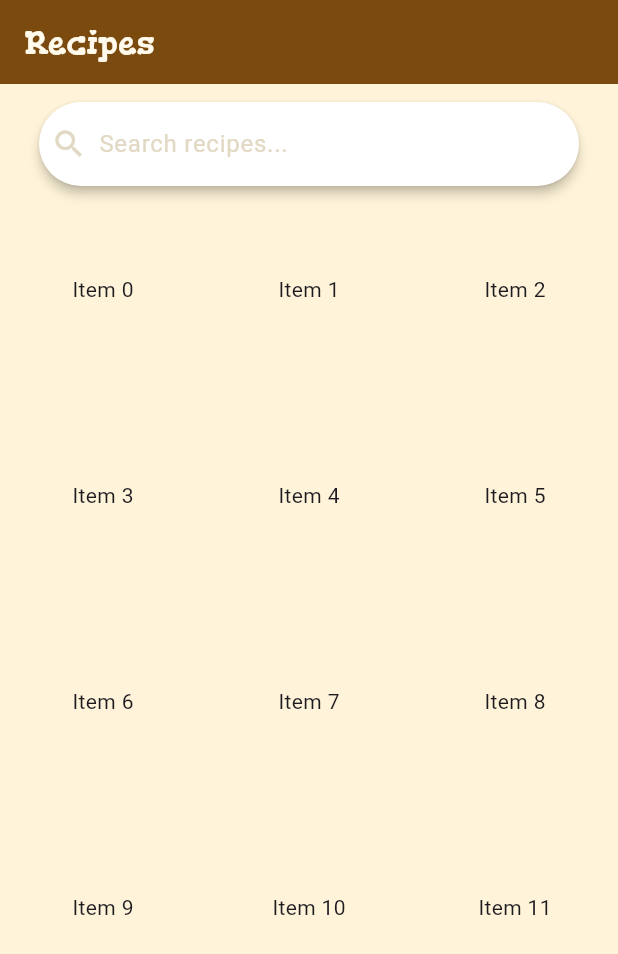
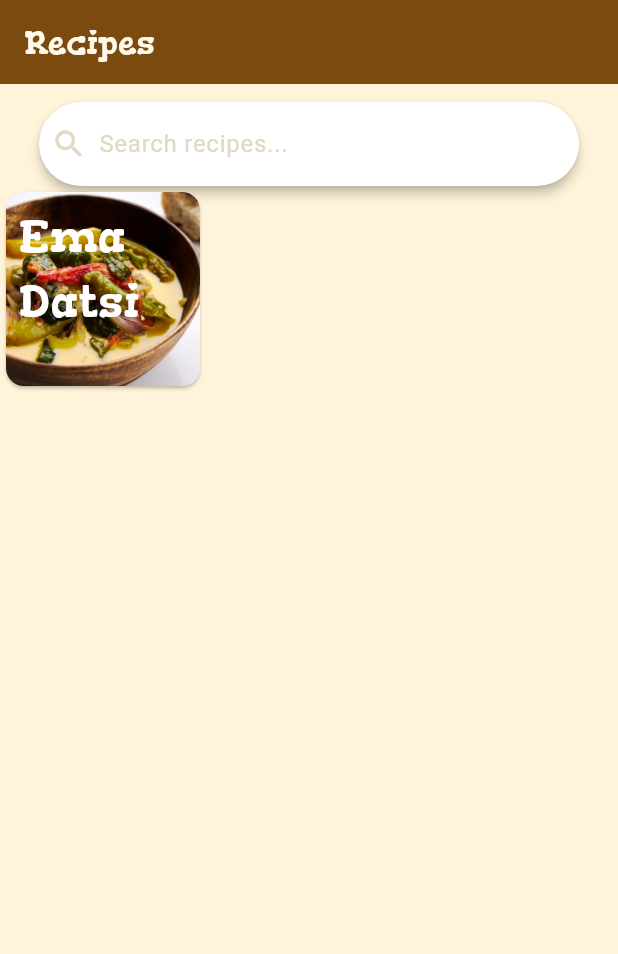
Before and after one commit to zvdv/App-Design-Workshop, a Flutter app: the screen it shows after launch, on a phone screen of 412 x 824 dp. Shown: the top 954 px of the screen. Run offline on Flutter 3.47's test engine with Material 3 defaults, Android fonts, the phone set to English and light mode, and no system bars.

Commit message:
Refactor: home page and recipe card

```diff
--- a/collector/lib/main.dart
+++ b/collector/lib/main.dart
@@ -1,3 +1,4 @@
+import 'package:collector/pages/home.dart';
 import 'package:flutter/material.dart';
 
 void main() {
@@ -10,59 +11,7 @@ class MainApp extends StatelessWidget {
   @override
   Widget build(BuildContext context) {
     return MaterialApp(
-      home: Scaffold(
-        appBar: AppBar(
-          title: Text(
-            "Recipes",
-            style: TextStyle(
-              fontFamily: 'Gorditas',
-            ),
-          ),
-          backgroundColor: Color(0xFF7A4A0F),
-          foregroundColor: Color(0xFFFFFAEC),
-          elevation: 6.0,
-          shadowColor: Color(0x00000000),
-          surfaceTintColor: Colors.transparent,
-        ),
-        body: Column(
-          crossAxisAlignment: CrossAxisAlignment.stretch,
-          children: [
-            Padding(
-              padding:
-                  const EdgeInsets.fromLTRB(26, 12, 26, 0),
-              child: SearchBar(
-                backgroundColor: WidgetStatePropertyAll(Color(0xFFFFFFFF)),
-                elevation: WidgetStatePropertyAll(3.0),
-                hintText: "Search recipes...",
-                hintStyle: WidgetStatePropertyAll(TextStyle(
-                  color: Color(0xFFE2D9C4),
-                )),
-                overlayColor: WidgetStatePropertyAll(Color(0xFFFFFFFF)),
-                textStyle: WidgetStatePropertyAll(TextStyle(
-                  color: Color(0xFFE2D9C4),
-                )),
-                leading: Icon(
-                  Icons.search,
-                  color: Color(0xFFE2D9C4),
-                ),
-              ),
-            ),
-            Expanded(
-              child: GridView.count(
-                crossAxisCount: 3,
-                children: List.generate(12, (index) {
-                  return Center(
-                    child: Text(
-                      'Item $index',
-                    ),
-                  );
-                }),
-              ),
-            )
-          ],
-        ),
-        backgroundColor: Color(0xFFFFF4D9),
-      ),
+      home: HomePage(),
       debugShowCheckedModeBanner: false,
     );
   }
--- /dev/null
+++ b/collector/lib/pages/home.dart
@@ -0,0 +1,75 @@
+import 'package:collector/widgets/recipe_card.dart';
+import 'package:flutter/material.dart';
+
+class HomePage extends StatelessWidget {
+  const HomePage({
+    super.key,
+  });
+
+  @override
+  Widget build(BuildContext context) {
+    return Scaffold(
+      appBar: AppBar(
+        title: Text(
+          "Recipes",
+          style: TextStyle(
+            fontFamily: 'Gorditas',
+          ),
+        ),
+        backgroundColor: Color(0xFF7A4A0F),
+        foregroundColor: Color(0xFFFFFAEC),
+        elevation: 6.0,
+        shadowColor: Color(0x00000000),
+        surfaceTintColor: Colors.transparent,
+      ),
+      body: Column(
+        crossAxisAlignment: CrossAxisAlignment.stretch,
+        children: [
+          Padding(
+            padding:
+                const EdgeInsets.fromLTRB(26, 12, 26, 0),
+            child: SearchBar(
+              backgroundColor: WidgetStatePropertyAll(Color(0xFFFFFFFF)),
+              elevation: WidgetStatePropertyAll(3.0),
+              hintText: "Search recipes...",
+              hintStyle: WidgetStatePropertyAll(TextStyle(
+                color: Color(0xFFE2D9C4),
+              )),
+              overlayColor: WidgetStatePropertyAll(Color(0xFFFFFFFF)),
+              textStyle: WidgetStatePropertyAll(TextStyle(
+                color: Color(0xFFE2D9C4),
+              )),
+              leading: Icon(
+                Icons.search,
+                color: Color(0xFFE2D9C4),
+              ),
+            ),
+          ),
+          RecipeGrid()
+        ],
+      ),
+      backgroundColor: Color(0xFFFFF4D9),
+    );
+  }
+}
+
+class RecipeGrid extends StatelessWidget {
+  const RecipeGrid({
+    super.key,
+  });
+
+  @override
+  Widget build(BuildContext context) {
+    return Expanded(
+      child: GridView.count(
+        crossAxisCount: 3,
+        children: [
+          RecipeCard(
+            image: "assets/images/ema-datsi.jpg",
+            title: "Ema Datsi",
+          )
+        ]
+      ),
+    );
+  }
+}
--- /dev/null
+++ b/collector/lib/widgets/recipe_card.dart
@@ -0,0 +1,46 @@
+// import 'package:collector/models/recipe_model.dart';
+import 'package:flutter/material.dart';
+
+class RecipeCard extends StatelessWidget {
+  //const RecipeCard({super.key});
+  final String title;
+  final String image;
+
+  const RecipeCard({
+    super.key,
+    required this.title,
+    required this.image
+  });
+
+  @override
+  Widget build(BuildContext context) {
+    return GestureDetector(
+      onTap: () => print("Navigate to recipe page"),
+      onLongPress: () => print("Show title"),
+      child: Card(
+        clipBehavior: Clip.antiAlias,
+        child: Stack(
+          fit: StackFit.expand,
+          children: [
+            Image.asset(
+              image,
+              fit: BoxFit.cover,
+            ),
+            Padding(
+              padding: const EdgeInsets.all(8.0),
+              child: Text(
+                title,
+                style: TextStyle(
+                  fontSize: 30,
+                  color: Colors.white,
+                  fontFamily: "Gorditas",
+                ),
+                textAlign: TextAlign.start,
+                ),
+            ),
+          ],
+        ),
+      ),
+    );
+  }
+}
```
